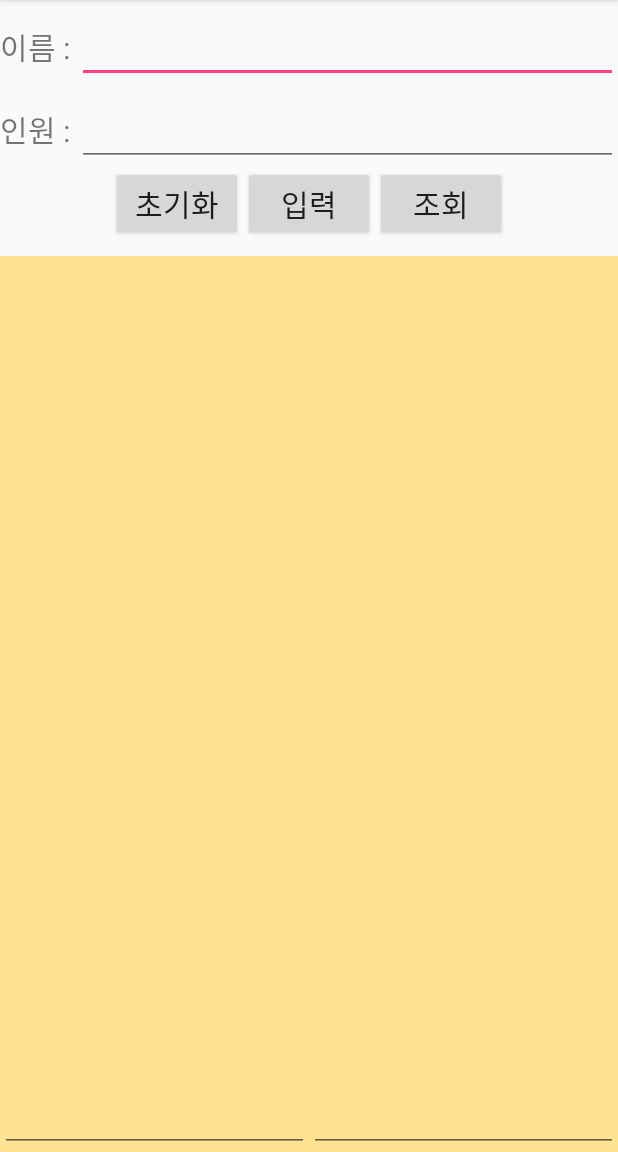
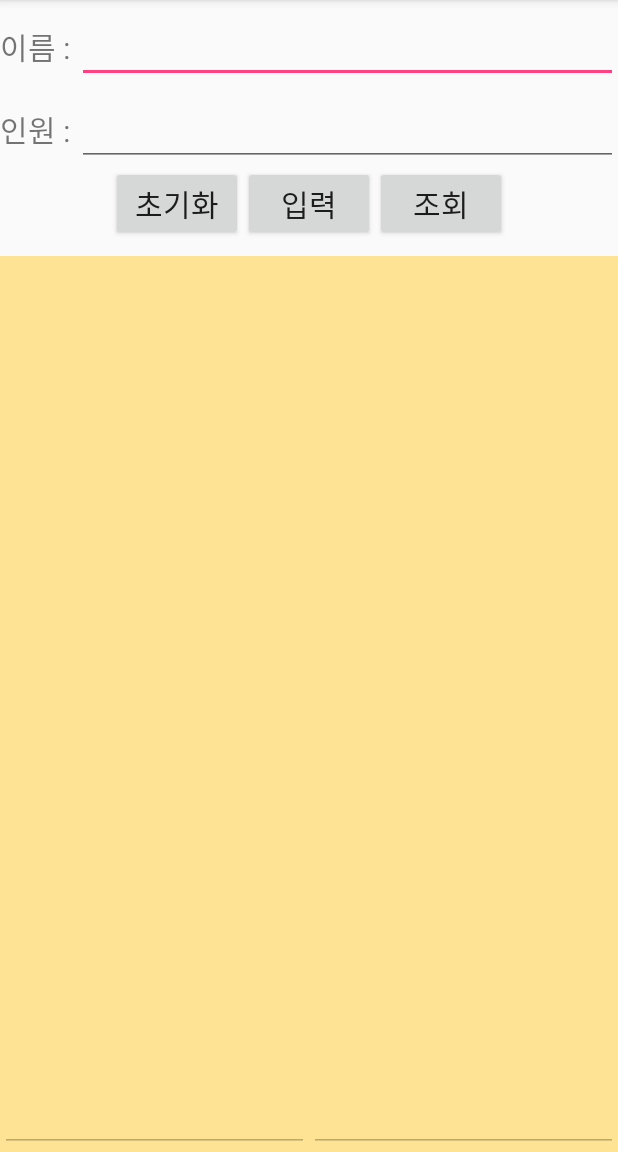
Before and after one commit to benignstar/DBEx, an Android app: the screen it shows after launch (MainActivity), on a phone screen of 412 x 824 dp, the part 84-1236 px from its top. Run offline under Robolectric (Android 15) with nearby library versions, the phone set to English and light mode, and no system bars.

```diff
--- a/app/src/main/res/layout/activity_main.xml
+++ b/app/src/main/res/layout/activity_main.xml
@@ -72,12 +72,14 @@
             android:id="@+id/edit_result_name"
             android:layout_width="match_parent"
             android:layout_height="match_parent"
-            android:lines="13"/>
+            android:lines="13"
+            android:enabled="false"/>
         <EditText
             android:layout_weight="1"
             android:id="@+id/edit_result_count"
             android:layout_width="match_parent"
             android:layout_height="match_parent"
-            android:lines="13"/>
+            android:lines="13"
+            android:enabled="false"/>
     </LinearLayout>
 </LinearLayout>
```
Also changed, not shown: app/src/main/java/benignstar/kr/hs/emirim/dbex/MainActivity.java (+24 -0 lines).
